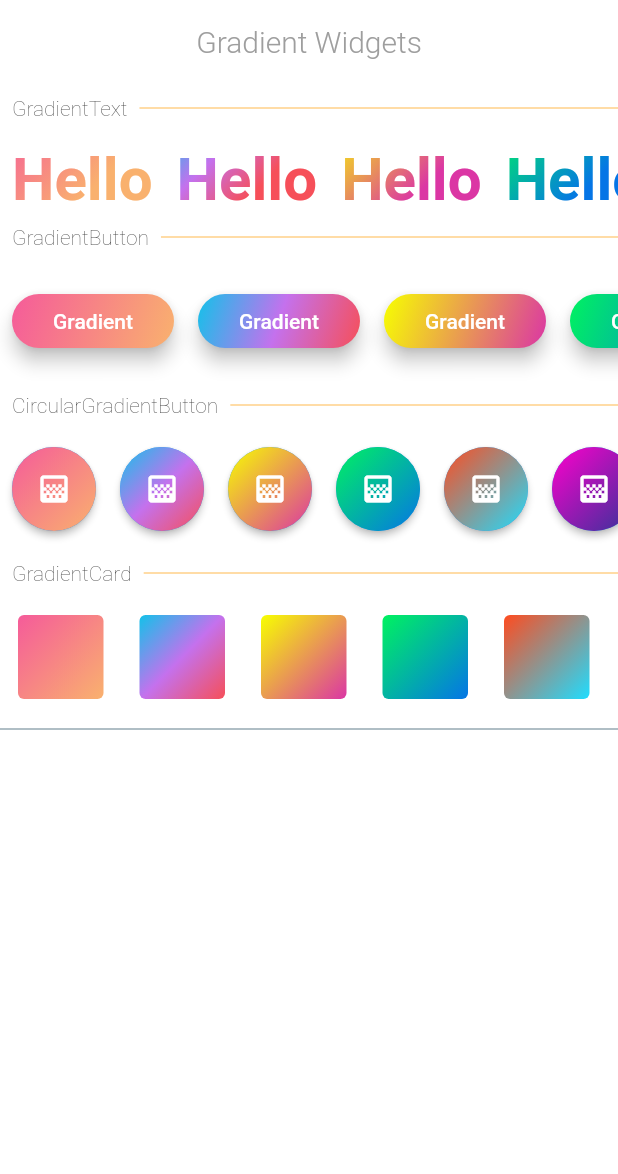
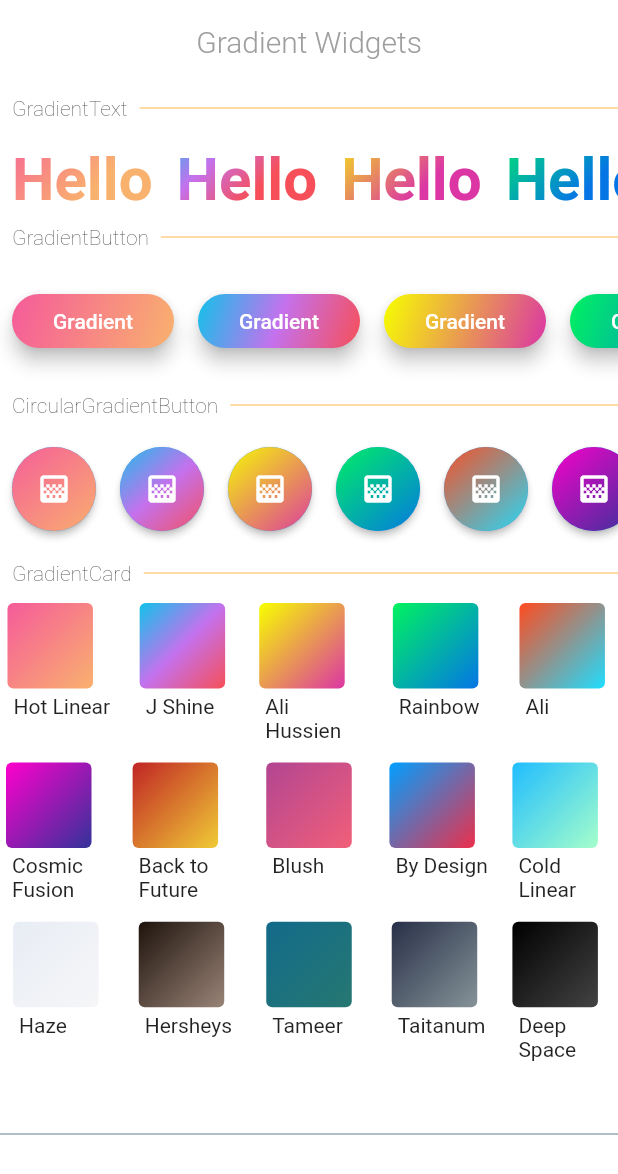
Before and after one commit to bluemix/Gradient-Widgets, a Flutter app: the screen it shows after launch, on a phone screen of 412 x 824 dp. Shown: the top 1174 px of the screen. Run offline on Flutter 3.47's test engine with Material 2 defaults, Android fonts, the phone set to English and light mode, and no system bars.

Commit message:
enhancing the example and README.md

```diff
--- a/example/lib/main.dart
+++ b/example/lib/main.dart
@@ -1,21 +1,29 @@
 import 'package:flutter/material.dart';
 import 'package:gradient_widgets/gradient_widgets.dart';
 
-List<LinearGradient> gradients = [
-  Gradients.hotLinear,
-  Gradients.jShine,
-  Gradients.aliHussien,
-  Gradients.rainbowBlue,
-  Gradients.ali,
-  Gradients.cosmicFusion,
-  Gradients.backToFuture,
-  Gradients.blush,
-  Gradients.byDesign,
-  Gradients.coldLinear,
-  Gradients.haze,
-  Gradients.hersheys,
-  Gradients.taitanum,
-  Gradients.tameer,
+class NamedGradient {
+  NamedGradient(this.gradient, this.name);
+
+  LinearGradient gradient;
+  String name;
+}
+
+List<NamedGradient> gradients = [
+  NamedGradient(Gradients.hotLinear, 'Hot Linear'),
+  NamedGradient(Gradients.jShine, 'J Shine'),
+  NamedGradient(Gradients.aliHussien, 'Ali Hussien'),
+  NamedGradient(Gradients.rainbowBlue, 'Rainbow'),
+  NamedGradient(Gradients.ali, 'Ali'),
+  NamedGradient(Gradients.cosmicFusion, 'Cosmic Fusion'),
+  NamedGradient(Gradients.backToFuture, 'Back to Future'),
+  NamedGradient(Gradients.blush, 'Blush'),
+  NamedGradient(Gradients.byDesign, 'By Design'),
+  NamedGradient(Gradients.coldLinear, 'Cold Linear'),
+  NamedGradient(Gradients.haze, 'Haze'),
+  NamedGradient(Gradients.hersheys, 'Hersheys'),
+  NamedGradient(Gradients.tameer, 'Tameer'),
+  NamedGradient(Gradients.taitanum, 'Taitanum'),
+  NamedGradient(Gradients.deepSpace, 'Deep Space'),
 ];
 
 void main() => runApp(new MyApp());
@@ -70,6 +78,7 @@ class _MyHomePageState extends State<MyHomePage> {
   Widget build(BuildContext context) {
     return new Scaffold(
         appBar: new AppBar(
+          brightness: Brightness.light,
           backgroundColor: Colors.transparent,
           centerTitle: true,
           elevation: 0.0,
@@ -88,12 +97,12 @@ class _MyHomePageState extends State<MyHomePage> {
               child: ListView(
                 scrollDirection: Axis.horizontal,
                 children: gradients
-                    .map((gradient) => Padding(
+                    .map((namedGradient) => Padding(
                           padding: const EdgeInsets.all(8.0),
                           child: GradientText(
                             'Hello',
                             shaderRect: Rect.fromLTWH(0.0, 0.0, 50.0, 50.0),
-                            gradient: gradient,
+                            gradient: namedGradient.gradient,
                             style: TextStyle(
                               fontSize: 40.0,
                               fontWeight: FontWeight.bold,
@@ -111,15 +120,13 @@ class _MyHomePageState extends State<MyHomePage> {
               child: ListView(
                 scrollDirection: Axis.horizontal,
                 children: gradients
-                    .map((gradient) => Padding(
+                    .map((namedGradient) => Padding(
                           padding: const EdgeInsets.all(8.0),
-                          child: Center(
                           child: GradientButton(
                             child: Text('Gradient'),
                             callback: () => print(''),
                             increaseWidthBy: 20.0,
-                              gradient: gradient,
-                            ),
+                            gradient: namedGradient.gradient,
                           ),
                         ))
                     .toList(),
@@ -131,40 +138,50 @@ class _MyHomePageState extends State<MyHomePage> {
               child: ListView(
                 scrollDirection: Axis.horizontal,
                 children: gradients
-                    .map((gradient) => Padding(
+                    .map((namedGradient) => Padding(
                           padding: const EdgeInsets.all(8.0),
-                          child: Center(
                           child: CircularGradientButton(
                             child: Icon(Icons.gradient),
                             callback: () => print(''),
-                              increaseWidthBy: 20.0,
-                              gradient: gradient,
-                            ),
+                            gradient: namedGradient.gradient,
                           ),
                         ))
                     .toList(),
               ),
             ),
+
             _divider('GradientCard'),
             SizedBox(
-              height: 80.0,
-              child: ListView(
-                scrollDirection: Axis.horizontal,
-                children: gradients
-                    .map((gradient) => Padding(
-                          padding: const EdgeInsets.all(8.0),
-                          child: Center(
-                            child: Container(
+              height: 70.0 * (gradients.length / 3),
+              child: GridView.count(
+                physics: ScrollPhysics(),
+                childAspectRatio: 0.7,
+                crossAxisCount: 5,
+                crossAxisSpacing: 10.0,
+                children: List.generate(gradients.length, (index) {
+                  return Center(
+                    child: Column(
+                      mainAxisSize: MainAxisSize.min,
+                      crossAxisAlignment: CrossAxisAlignment.start,
+                      mainAxisAlignment: MainAxisAlignment.center,
+                      children: [
+                        Container(
                           height: 65.0,
                           width: 65.0,
-//                              child: Center(child: Text('Hello'),),
                           child: GradientCard(
-                                gradient: gradient,
+                            gradient: gradients[index].gradient,
                           ),
                         ),
+                        Expanded(
+                          child: Padding(
+                            padding: const EdgeInsets.only(left: 8.0),
+                            child: Text(gradients[index].name, textAlign: TextAlign.start,),
                           ),
-                        ))
-                    .toList(),
+                        )
+                      ],
+                    ),
+                  );
+                }),
               ),
             ),
             Divider(
--- a/lib/gradient_widgets.dart
+++ b/lib/gradient_widgets.dart
@@ -1,6 +1,8 @@
 library gradient_widgets;
 
 
-export 'src/gradient_widgets.dart';
+export 'src/gradient_text.dart';
 export 'src/gradients.dart';
 export 'src/gradient_card.dart';
+export 'src/circular_gradient_button.dart';
+export 'src/gradient_button.dart';
--- /dev/null
+++ b/lib/src/circular_gradient_button.dart
@@ -0,0 +1,39 @@
+import 'package:flutter/material.dart';
+import 'package:gradient_widgets/src/common.dart';
+
+class CircularGradientButton extends StatelessWidget {
+  CircularGradientButton({@required this.gradient,
+    @required this.child,
+    @required this.callback,
+    this.increaseHeightBy = 30.0,
+    this.increaseWidthBy = 0.0,
+    this.elevation = 2.0,
+    this.materialTapTargetSize,
+    this.heroTag,
+    this.tooltip
+  });
+
+  final Widget child;
+  final Gradient gradient;
+  final VoidCallback callback;
+  final double elevation;
+  final double increaseHeightBy;
+  final double increaseWidthBy;
+  final String tooltip;
+
+  final Object heroTag;
+  final MaterialTapTargetSize materialTapTargetSize;
+
+  @override
+  Widget build(BuildContext context) {
+    return FloatingActionButton(
+      elevation: elevation,
+      onPressed: callback,
+      clipBehavior: Clip.antiAlias,
+      heroTag: heroTag,
+      materialTapTargetSize: materialTapTargetSize,
+      tooltip: tooltip,
+      child: gradientContainer(context, gradient, increaseHeightBy, increaseWidthBy, child),
+    );
+  }
+}
--- /dev/null
+++ b/lib/src/gradient_button.dart
@@ -0,0 +1,79 @@
+import 'package:flutter/material.dart';
+import 'package:gradient_widgets/src/common.dart';
+
+class GradientButton extends StatefulWidget {
+  GradientButton(
+      {@required this.gradient,
+      @required this.child,
+      @required this.callback,
+      this.shape,
+      this.shapeRadius,
+      this.textStyle,
+      this.elevation = 5.0,
+      this.isEnabled = true,
+      this.disabledGradient,
+      this.increaseHeightBy = 0.0,
+      this.increaseWidthBy = 0.0});
+
+  final Widget child;
+  final Gradient gradient;
+  final Gradient disabledGradient;
+  final VoidCallback callback;
+  final ShapeBorder shape;
+  final BorderRadius shapeRadius;
+  final TextStyle textStyle;
+  final bool isEnabled;
+  final double elevation;
+  final double increaseHeightBy;
+  final double increaseWidthBy;
+
+  @override
+  GradientButtonState createState() {
+    return new GradientButtonState();
+  }
+}
+
+class GradientButtonState extends State<GradientButton> {
+  @override
+  Widget build(BuildContext context) {
+    final ThemeData theme = Theme.of(context);
+
+    BorderRadius borderRadiusCopy = widget.shapeRadius ?? BorderRadius.circular(20.0);
+    ShapeBorder shapeCopy = widget.shape ?? RoundedRectangleBorder(borderRadius: borderRadiusCopy);
+    TextStyle textStyleCopy = widget.textStyle ?? theme.textTheme.button.copyWith(color: Colors.white);
+
+    Gradient gradient;
+    double elevation;
+    VoidCallback callback;
+
+    if (widget.isEnabled) {
+      gradient = widget.gradient;
+      elevation = widget.elevation;
+      callback = widget.callback;
+    } else {
+      elevation = 0.0;
+      callback = null;
+      gradient = widget.disabledGradient ??
+          LinearGradient(
+            stops: widget.gradient.stops,
+            colors: const <Color>[
+              Color(0xffDADADA), // <color name="mystic">#DADADA</color>
+              Color(0xffBABEC3), // <color name="french_gray">#BABEC3</color>
+            ],
+          );
+    }
+
+    return Center(
+      child: RawMaterialButton(
+        fillColor: Colors.transparent,
+        padding: const EdgeInsets.all(0.0),
+        shape: shapeCopy,
+        elevation: elevation,
+        textStyle: textStyleCopy,
+        onPressed: callback,
+        clipBehavior: Clip.antiAlias,
+        child: gradientContainer(context, gradient, widget.increaseHeightBy, widget.increaseWidthBy, widget.child),
+      ),
+    );
+  }
+}
--- /dev/null
+++ b/lib/src/gradient_text.dart
@@ -0,0 +1,50 @@
+import 'package:flutter/material.dart';
+import 'package:gradient_widgets/src/common.dart';
+
+class GradientText extends StatelessWidget {
+  GradientText(this.data, {
+    @required this.gradient,
+    @required this.shaderRect,
+    @required this.style,
+    this.key,
+    this.textAlign,
+    this.textDirection,
+    this.locale,
+    this.softWrap,
+    this.overflow,
+    this.textScaleFactor,
+    this.maxLines,
+    this.semanticsLabel,
+  });
+
+  final String data;
+  final Key key;
+  final TextStyle style;
+  final TextAlign textAlign;
+  final TextDirection textDirection;
+  final Locale locale;
+  final bool softWrap;
+  final TextOverflow overflow;
+  final double textScaleFactor;
+  final int maxLines;
+  final String semanticsLabel;
+  final Gradient gradient;
+  final Rect shaderRect;
+
+
+  @override
+  Widget build(BuildContext context) {
+    return Text(data, key: key,
+      style: style.copyWith(
+          foreground: Paint()
+            ..shader = gradient.createShader(shaderRect ?? Rect.fromLTWH(0.0, 0.0, 50.0, 50.0))),
+      textAlign: textAlign,
+      textDirection: textDirection,
+      locale: locale,
+      softWrap: softWrap,
+      overflow: overflow,
+      textScaleFactor: textScaleFactor,
+      maxLines: maxLines,
+      semanticsLabel: semanticsLabel,);
+  }
+}
--- a/lib/src/gradient_widgets.dart
+++ /dev/null
@@ -1,167 +0,0 @@
-import 'package:flutter/material.dart';
-import 'package:gradient_widgets/src/common.dart';
-
-class GradientText extends StatelessWidget {
-  GradientText(
-    this.data, {
-    @required this.gradient,
-    @required this.shaderRect,
-    @required this.style,
-    this.key,
-    this.textAlign,
-    this.textDirection,
-    this.locale,
-    this.softWrap,
-    this.overflow,
-    this.textScaleFactor,
-    this.maxLines,
-    this.semanticsLabel,
-  });
-
-  final String data;
-  final Key key;
-  final TextStyle style;
-  final TextAlign textAlign;
-  final TextDirection textDirection;
-  final Locale locale;
-  final bool softWrap;
-  final TextOverflow overflow;
-  final double textScaleFactor;
-  final int maxLines;
-  final String semanticsLabel;
-  final Gradient gradient;
-  final Rect shaderRect;
-
-
-  @override
-  Widget build(BuildContext context) {
-
-    return Text(data, key: key,
-        style: style.copyWith(
-            foreground: Paint()..shader = gradient.createShader(shaderRect ?? Rect.fromLTWH(0.0, 0.0, 50.0, 50.0))),
-        textAlign: textAlign,
-        textDirection: textDirection,
-        locale: locale,
-        softWrap: softWrap,
-        overflow: overflow,
-        textScaleFactor: textScaleFactor,
-        maxLines: maxLines,
-        semanticsLabel: semanticsLabel,);
-  }
-}
-
-
-
-class CircularGradientButton extends StatelessWidget {
-  CircularGradientButton(
-      {@required this.gradient,
-      @required this.child,
-      @required this.callback,
-      this.increaseHeightBy = 30.0,
-      this.increaseWidthBy = 0.0,
-      this.elevation = 2.0});
-
-  final Widget child;
-  final Gradient gradient;
-  final VoidCallback callback;
-  final double elevation;
-  final double increaseHeightBy;
-  final double increaseWidthBy;
-
-  @override
-  Widget build(BuildContext context) {
-    var a = GradientText(
-      '',
-      gradient: LinearGradient(
-        begin: Alignment.topLeft,
-        end: Alignment.bottomRight,
-        colors: const <Color>[
-          Color(0xffff4b1f),
-          Color(0xff1fddff),
-        ],
-      ),
-      shaderRect: null,
-    );
-    return FloatingActionButton(
-      elevation: elevation,
-      onPressed: callback,
-      clipBehavior: Clip.antiAlias,
-      child: gradientContainer(context, gradient, increaseHeightBy, increaseWidthBy, child),
-    );
-  }
-}
-
-class GradientButton extends StatefulWidget {
-  GradientButton(
-      {@required this.gradient,
-      @required this.child,
-      @required this.callback,
-      this.shape,
-      this.shapeRadius,
-      this.textStyle,
-      this.elevation = 5.0,
-      this.isEnabled = true,
-      this.disabledGradient,
-      this.increaseHeightBy = 0.0,
-      this.increaseWidthBy = 0.0});
-
-  final Widget child;
-  final Gradient gradient;
-  final Gradient disabledGradient;
-  final VoidCallback callback;
-  final ShapeBorder shape;
-  final BorderRadius shapeRadius;
-  final TextStyle textStyle;
-  final bool isEnabled;
-  final double elevation;
-  final double increaseHeightBy;
-  final double increaseWidthBy;
-
-  @override
-  GradientButtonState createState() {
-    return new GradientButtonState();
-  }
-}
-
-class GradientButtonState extends State<GradientButton> {
-  @override
-  Widget build(BuildContext context) {
-    final ThemeData theme = Theme.of(context);
-
-    BorderRadius borderRadiusCopy = widget.shapeRadius ?? BorderRadius.circular(20.0);
-    ShapeBorder shapeCopy = widget.shape ?? RoundedRectangleBorder(borderRadius: borderRadiusCopy);
-    TextStyle textStyleCopy = widget.textStyle ?? theme.textTheme.button.copyWith(color: Colors.white);
-
-    Gradient gradient;
-    double elevation;
-    VoidCallback callback;
-
-    if (widget.isEnabled) {
-      gradient = widget.gradient;
-      elevation = widget.elevation;
-      callback = widget.callback;
-    } else {
-      elevation = 0.0;
-      callback = null;
-      gradient = widget.disabledGradient ??
-          LinearGradient(
-            stops: widget.gradient.stops,
-            colors: const <Color>[
-              Color(0xffDADADA), // <color name="mystic">#DADADA</color>
-              Color(0xffBABEC3), // <color name="french_gray">#BABEC3</color>
-            ],
-          );
-    }
-
-    return RawMaterialButton(
-      fillColor: Colors.transparent,
-      padding: const EdgeInsets.all(0.0),
-      shape: shapeCopy,
-      elevation: elevation,
-      textStyle: textStyleCopy,
-      onPressed: callback,
-      clipBehavior: Clip.antiAlias,
-      child: gradientContainer(context, gradient, widget.increaseHeightBy, widget.increaseWidthBy, widget.child),
-    );
-  }
-}
--- a/lib/src/gradients.dart
+++ b/lib/src/gradients.dart
@@ -1,5 +1,8 @@
 import 'package:flutter/widgets.dart';
 
+
+
+// taken from https://uigradients.com
 class Gradients {
   static AlignmentGeometry _beginAlignment = Alignment.topLeft;
   static AlignmentGeometry _endAlignment = Alignment.bottomRight;
@@ -59,4 +62,9 @@ class Gradients {
     Color(0xfff20BDFF),
     Color(0xffA5FECB),
   ]);
+
+  static LinearGradient deepSpace = buildGradient(_beginAlignment, _endAlignment, const [
+    Color(0xff000000),
+    Color(0xff434343),
+  ]);
 }
```
Also changed, not shown: art/Simulator Screen Shot - iPhone 7 Plus - 2018-10-26 at 00.50.22.png (added), art/screenshot2_cropped_resized.png (added), 2 other files. Lines whose indentation alone changed are shown as unchanged.
